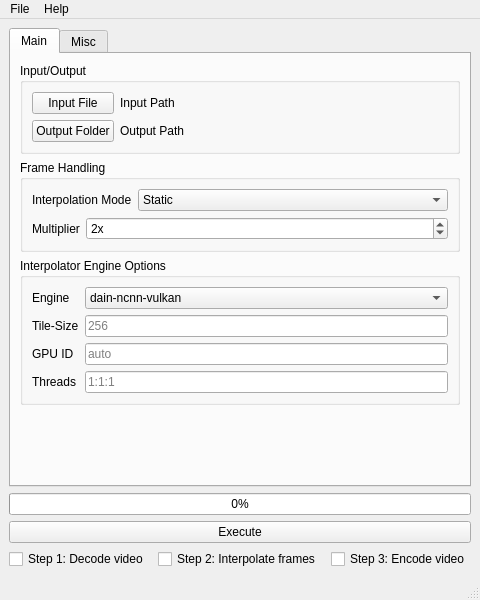
This is src/gui_layout.ui in Mar2ck/DAIN-Vulkan-GUI as Qt 5 draws it before an edit. The edited form follows.
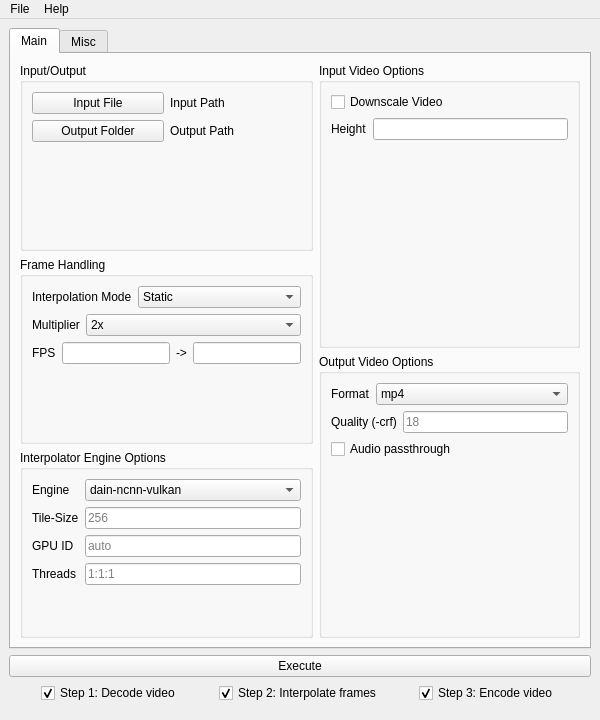
This is the edited form.

What changed in the file:
```diff
--- a/src/gui_layout.ui
+++ b/src/gui_layout.ui
@@ -6,8 +6,8 @@
    <rect>
     <x>0</x>
     <y>0</y>
-    <width>480</width>
-    <height>600</height>
+    <width>600</width>
+    <height>720</height>
    </rect>
   </property>
   <property name="windowTitle">
@@ -24,15 +24,11 @@
        <attribute name="title">
         <string>Main</string>
        </attribute>
-       <layout class="QVBoxLayout" name="verticalLayout_2">
+       <layout class="QGridLayout" name="gridLayout_2">
+        <item row="1" column="0">
+         <layout class="QVBoxLayout" name="tabMainLeft">
         <item>
          <widget class="QGroupBox" name="fileOptions">
-          <property name="sizePolicy">
-           <sizepolicy hsizetype="Preferred" vsizetype="Maximum">
-            <horstretch>0</horstretch>
-            <verstretch>0</verstretch>
-           </sizepolicy>
-          </property>
           <property name="title">
            <string>Input/Output</string>
           </property>
@@ -40,7 +36,7 @@
            <item row="1" column="0">
             <widget class="QPushButton" name="outputFileButton">
              <property name="sizePolicy">
-              <sizepolicy hsizetype="Minimum" vsizetype="Preferred">
+                <sizepolicy hsizetype="Minimum" vsizetype="Fixed">
                <horstretch>0</horstretch>
                <verstretch>0</verstretch>
               </sizepolicy>
@@ -50,16 +46,10 @@
              </property>
             </widget>
            </item>
-           <item row="1" column="1">
-            <widget class="QLabel" name="outputFileLabel">
-             <property name="sizePolicy">
-              <sizepolicy hsizetype="MinimumExpanding" vsizetype="Preferred">
-               <horstretch>0</horstretch>
-               <verstretch>0</verstretch>
-              </sizepolicy>
-             </property>
+             <item row="0" column="1">
+              <widget class="QLabel" name="inputFileLabel">
              <property name="text">
-              <string>Output Path</string>
+                <string>Input Path</string>
              </property>
              <property name="wordWrap">
               <bool>true</bool>
@@ -69,7 +59,7 @@
            <item row="0" column="0">
             <widget class="QPushButton" name="inputFileButton">
              <property name="sizePolicy">
-              <sizepolicy hsizetype="Minimum" vsizetype="Preferred">
+                <sizepolicy hsizetype="Minimum" vsizetype="Fixed">
                <horstretch>0</horstretch>
                <verstretch>0</verstretch>
               </sizepolicy>
@@ -85,38 +75,105 @@
              </property>
             </widget>
            </item>
-           <item row="0" column="1">
-            <widget class="QLabel" name="inputFileLabel">
-             <property name="sizePolicy">
-              <sizepolicy hsizetype="MinimumExpanding" vsizetype="Preferred">
-               <horstretch>0</horstretch>
-               <verstretch>0</verstretch>
-              </sizepolicy>
-             </property>
+             <item row="1" column="1">
+              <widget class="QLabel" name="outputFileLabel">
              <property name="text">
-              <string>Input Path</string>
+                <string>Output Path</string>
              </property>
              <property name="wordWrap">
               <bool>true</bool>
              </property>
             </widget>
            </item>
+             <item row="2" column="0">
+              <spacer name="fileOptionsVerticalSpacer">
+               <property name="orientation">
+                <enum>Qt::Vertical</enum>
+               </property>
+               <property name="sizeHint" stdset="0">
+                <size>
+                 <width>20</width>
+                 <height>40</height>
+                </size>
+               </property>
+              </spacer>
+             </item>
           </layout>
          </widget>
         </item>
         <item>
          <widget class="QGroupBox" name="frameOptions">
-          <property name="sizePolicy">
-           <sizepolicy hsizetype="Preferred" vsizetype="Maximum">
-            <horstretch>0</horstretch>
-            <verstretch>0</verstretch>
-           </sizepolicy>
-          </property>
           <property name="title">
            <string>Frame Handling</string>
           </property>
           <layout class="QGridLayout" name="gridLayout">
-           <item row="0" column="0">
+             <item row="4" column="0">
+              <layout class="QHBoxLayout" name="interpolationMultiplier">
+               <item>
+                <widget class="QLabel" name="interpolationMultiplierLabel">
+                 <property name="sizePolicy">
+                  <sizepolicy hsizetype="Maximum" vsizetype="Preferred">
+                   <horstretch>0</horstretch>
+                   <verstretch>0</verstretch>
+                  </sizepolicy>
+                 </property>
+                 <property name="text">
+                  <string>Multiplier</string>
+                 </property>
+                </widget>
+               </item>
+               <item>
+                <widget class="QComboBox" name="comboBox">
+                 <item>
+                  <property name="text">
+                   <string>2x</string>
+                  </property>
+                 </item>
+                 <item>
+                  <property name="text">
+                   <string>4x</string>
+                  </property>
+                 </item>
+                </widget>
+               </item>
+              </layout>
+             </item>
+             <item row="5" column="0">
+              <layout class="QHBoxLayout" name="interpolateFPS">
+               <item>
+                <widget class="QLabel" name="interpolateFPSLabel">
+                 <property name="text">
+                  <string>FPS</string>
+                 </property>
+                </widget>
+               </item>
+               <item>
+                <widget class="QLineEdit" name="interpolateFPSInputLineEdit">
+                 <property name="readOnly">
+                  <bool>true</bool>
+                 </property>
+                </widget>
+               </item>
+               <item>
+                <widget class="QLabel" name="interpolateFPSArrowLabel">
+                 <property name="text">
+                  <string>-&gt;</string>
+                 </property>
+                </widget>
+               </item>
+               <item>
+                <widget class="QLineEdit" name="interpolateFPSOutpuLineEdit">
+                 <property name="enabled">
+                  <bool>true</bool>
+                 </property>
+                 <property name="readOnly">
+                  <bool>true</bool>
+                 </property>
+                </widget>
+               </item>
+              </layout>
+             </item>
+             <item row="1" column="0">
             <layout class="QHBoxLayout" name="interpolateMode">
              <item>
               <widget class="QLabel" name="interpolateModeLabel">
@@ -134,7 +191,7 @@
              <item>
               <widget class="QComboBox" name="interpolateModeComboBox">
                <property name="sizePolicy">
-                <sizepolicy hsizetype="Preferred" vsizetype="Preferred">
+                  <sizepolicy hsizetype="Preferred" vsizetype="Fixed">
                  <horstretch>0</horstretch>
                  <verstretch>0</verstretch>
                 </sizepolicy>
@@ -153,38 +210,18 @@
              </item>
             </layout>
            </item>
-           <item row="3" column="0">
-            <layout class="QHBoxLayout" name="interpolationMultiplier">
-             <item>
-              <widget class="QLabel" name="interpolationMultiplierLabel">
-               <property name="sizePolicy">
-                <sizepolicy hsizetype="Maximum" vsizetype="Preferred">
-                 <horstretch>0</horstretch>
-                 <verstretch>0</verstretch>
-                </sizepolicy>
+             <item row="6" column="0">
+              <spacer name="frameOptionsVerticalSpacer">
+               <property name="orientation">
+                <enum>Qt::Vertical</enum>
                </property>
-               <property name="text">
-                <string>Multiplier</string>
+               <property name="sizeHint" stdset="0">
+                <size>
+                 <width>20</width>
+                 <height>40</height>
+                </size>
                </property>
-              </widget>
-             </item>
-             <item>
-              <widget class="QSpinBox" name="interpolationMultiplierSpinBox">
-               <property name="suffix">
-                <string>x</string>
-               </property>
-               <property name="minimum">
-                <number>1</number>
-               </property>
-               <property name="maximum">
-                <number>16</number>
-               </property>
-               <property name="value">
-                <number>2</number>
-               </property>
-              </widget>
-             </item>
-            </layout>
+              </spacer>
            </item>
           </layout>
          </widget>
@@ -201,14 +238,21 @@
            <string>Interpolator Engine Options</string>
           </property>
           <layout class="QGridLayout" name="gridLayout_4">
-           <item row="4" column="1">
-            <widget class="QLineEdit" name="gpuIdLineEdit">
-             <property name="placeholderText">
-              <string>auto</string>
-             </property>
-            </widget>
-           </item>
            <item row="1" column="0">
+              <widget class="QLabel" name="engineLabel">
+               <property name="text">
+                <string>Engine</string>
+               </property>
+              </widget>
+             </item>
+             <item row="5" column="0">
+              <widget class="QLabel" name="gpuIdLabel">
+               <property name="text">
+                <string>GPU ID</string>
+               </property>
+              </widget>
+             </item>
+             <item row="2" column="0">
             <widget class="QLabel" name="tileSizeLabel">
              <property name="text">
               <string>Tile-Size</string>
@@ -216,65 +260,181 @@
             </widget>
            </item>
            <item row="1" column="1">
+              <widget class="QComboBox" name="engineComboBox">
+               <item>
+                <property name="text">
+                 <string>dain-ncnn-vulkan</string>
+                </property>
+               </item>
+               <item>
+                <property name="text">
+                 <string>cain-ncnn-vulkan</string>
+                </property>
+               </item>
+              </widget>
+             </item>
+             <item row="7" column="0">
+              <widget class="QLabel" name="threadsLabel">
+               <property name="text">
+                <string>Threads</string>
+               </property>
+              </widget>
+             </item>
+             <item row="2" column="1">
             <widget class="QLineEdit" name="tileSizeLineEdit">
              <property name="placeholderText">
               <string>256</string>
              </property>
             </widget>
            </item>
-           <item row="6" column="1">
+             <item row="7" column="1">
             <widget class="QLineEdit" name="threadsLineEdit">
              <property name="placeholderText">
               <string>1:1:1</string>
              </property>
             </widget>
            </item>
-           <item row="4" column="0">
-            <widget class="QLabel" name="gpuIdLabel">
-             <property name="text">
-              <string>GPU ID</string>
+             <item row="5" column="1">
+              <widget class="QLineEdit" name="gpuIdLineEdit">
+               <property name="placeholderText">
+                <string>auto</string>
              </property>
             </widget>
            </item>
-           <item row="6" column="0">
-            <widget class="QLabel" name="threadsLabel">
+             <item row="8" column="0">
+              <spacer name="interpolatorOptionsVerticalSpacer">
+               <property name="orientation">
+                <enum>Qt::Vertical</enum>
+               </property>
+               <property name="sizeHint" stdset="0">
+                <size>
+                 <width>20</width>
+                 <height>40</height>
+                </size>
+               </property>
+              </spacer>
+             </item>
+            </layout>
+           </widget>
+          </item>
+         </layout>
+        </item>
+        <item row="1" column="6">
+         <layout class="QVBoxLayout" name="tabMainRight">
+          <item>
+           <widget class="QGroupBox" name="videoInputOptions">
+            <property name="title">
+             <string>Input Video Options</string>
+            </property>
+            <layout class="QGridLayout" name="gridLayout_6">
+             <item row="1" column="0">
+              <layout class="QHBoxLayout" name="videoInputOptionsDownscaleHorizontalLayout">
+               <item>
+                <widget class="QLabel" name="videoInputOptionsDownscaleLabel">
              <property name="text">
-              <string>Threads</string>
-             </property>
-            </widget>
+                  <string>Height</string>
+                 </property>
+                </widget>
+               </item>
+               <item>
+                <widget class="QLineEdit" name="videoInputOptionsDownscaleLineEdit"/>
+               </item>
+              </layout>
            </item>
            <item row="0" column="0">
-            <widget class="QLabel" name="engineLabel">
+              <widget class="QCheckBox" name="videoInputOptionsDownscaleCheckBox">
              <property name="text">
-              <string>Engine</string>
+                <string>Downscale Video</string>
              </property>
             </widget>
            </item>
+             <item row="2" column="0">
+              <spacer name="videoInputOptionsVerticalSpacer">
+               <property name="orientation">
+                <enum>Qt::Vertical</enum>
+               </property>
+               <property name="sizeHint" stdset="0">
+                <size>
+                 <width>20</width>
+                 <height>40</height>
+                </size>
+               </property>
+              </spacer>
+             </item>
+            </layout>
+           </widget>
+          </item>
+          <item>
+           <widget class="QGroupBox" name="videoOutputOptions">
+            <property name="title">
+             <string>Output Video Options</string>
+            </property>
+            <layout class="QGridLayout" name="gridLayout_5">
            <item row="0" column="1">
-            <widget class="QComboBox" name="engineComboBox">
+              <layout class="QHBoxLayout" name="videoOutputFormatHorizontalLayout">
              <item>
+                <widget class="QLabel" name="videoOutputFormatLabel">
               <property name="text">
-               <string>dain-ncnn-vulkan</string>
-              </property>
+                  <string>Format</string>
+                 </property>
+                </widget>
              </item>
              <item>
+                <widget class="QComboBox" name="videoOutputFormatComboBox">
+                 <property name="sizePolicy">
+                  <sizepolicy hsizetype="Expanding" vsizetype="Fixed">
+                   <horstretch>0</horstretch>
+                   <verstretch>0</verstretch>
+                  </sizepolicy>
+                 </property>
+                 <item>
               <property name="text">
-               <string>cain-ncnn-vulkan</string>
-              </property>
-             </item>
+                   <string>mp4</string>
+                  </property>
+                 </item>
+                 <item>
+                  <property name="text">
+                   <string>webm</string>
+                  </property>
+                 </item>
+                 <item>
+                  <property name="text">
+                   <string>mkv</string>
+                  </property>
+                 </item>
             </widget>
            </item>
           </layout>
+             </item>
+             <item row="3" column="1">
+              <layout class="QHBoxLayout" name="horizontalLayout_2">
+               <item>
+                <widget class="QLabel" name="label_2">
+                 <property name="text">
+                  <string>Quality (-crf)</string>
+                 </property>
          </widget>
         </item>
         <item>
-         <spacer name="verticalSpacer">
+                <widget class="QLineEdit" name="lineEdit_2">
+                 <property name="toolTip">
+                  <string>Lower value = better quality</string>
+                 </property>
+                 <property name="text">
+                  <string/>
+                 </property>
+                 <property name="placeholderText">
+                  <string>18</string>
+                 </property>
+                </widget>
+               </item>
+              </layout>
+             </item>
+             <item row="5" column="1">
+              <spacer name="videoOutputOptionsVerticalSpacer">
           <property name="orientation">
            <enum>Qt::Vertical</enum>
           </property>
-          <property name="sizeType">
-           <enum>QSizePolicy::MinimumExpanding</enum>
-          </property>
           <property name="sizeHint" stdset="0">
            <size>
             <width>20</width>
@@ -282,6 +442,18 @@
            </size>
           </property>
          </spacer>
+             </item>
+             <item row="4" column="1">
+              <widget class="QCheckBox" name="videoOutputOptionsAudioPassthroughCheckBox">
+               <property name="text">
+                <string>Audio passthrough</string>
+               </property>
+              </widget>
+             </item>
+            </layout>
+           </widget>
+          </item>
+         </layout>
         </item>
        </layout>
       </widget>
@@ -292,13 +464,6 @@
       </widget>
      </widget>
     </item>
-    <item>
-     <widget class="QProgressBar" name="progressBar">
-      <property name="value">
-       <number>0</number>
-      </property>
-     </widget>
-    </item>
     <item>
      <widget class="QPushButton" name="executeButton">
       <property name="sizePolicy">
@@ -314,21 +479,40 @@
     </item>
     <item>
      <layout class="QHBoxLayout" name="stepSelection">
+      <item>
+       <spacer name="stepHorizontalSpacer_1">
+        <property name="orientation">
+         <enum>Qt::Horizontal</enum>
+        </property>
+        <property name="sizeType">
+         <enum>QSizePolicy::MinimumExpanding</enum>
+        </property>
+        <property name="sizeHint" stdset="0">
+         <size>
+          <width>8</width>
+          <height>20</height>
+         </size>
+        </property>
+       </spacer>
+      </item>
       <item>
        <widget class="QCheckBox" name="stepSelection1CheckBox">
         <property name="text">
          <string>Step 1: Decode video</string>
         </property>
+        <property name="checked">
+         <bool>true</bool>
+        </property>
        </widget>
       </item>
       <item>
-       <spacer name="horizontalSpacer">
+       <spacer name="stepHorizontalSpacer_2">
         <property name="orientation">
          <enum>Qt::Horizontal</enum>
         </property>
         <property name="sizeHint" stdset="0">
          <size>
-          <width>40</width>
+          <width>8</width>
           <height>20</height>
          </size>
         </property>
@@ -339,16 +523,19 @@
         <property name="text">
          <string>Step 2: Interpolate frames</string>
         </property>
+        <property name="checked">
+         <bool>true</bool>
+        </property>
        </widget>
       </item>
       <item>
-       <spacer name="horizontalSpacer_2">
+       <spacer name="stepHorizontalSpacer_3">
         <property name="orientation">
          <enum>Qt::Horizontal</enum>
         </property>
         <property name="sizeHint" stdset="0">
          <size>
-          <width>40</width>
+          <width>8</width>
           <height>20</height>
          </size>
         </property>
@@ -359,10 +546,45 @@
         <property name="text">
          <string>Step 3: Encode video</string>
         </property>
+        <property name="checked">
+         <bool>true</bool>
+        </property>
        </widget>
       </item>
+      <item>
+       <spacer name="stepHorizontalSpacer_4">
+        <property name="orientation">
+         <enum>Qt::Horizontal</enum>
+        </property>
+        <property name="sizeType">
+         <enum>QSizePolicy::MinimumExpanding</enum>
+        </property>
+        <property name="sizeHint" stdset="0">
+         <size>
+          <width>8</width>
+          <height>20</height>
+         </size>
+        </property>
+       </spacer>
+      </item>
      </layout>
     </item>
+    <item>
+     <spacer name="bottomVerticalSpacer">
+      <property name="orientation">
+       <enum>Qt::Vertical</enum>
+      </property>
+      <property name="sizeType">
+       <enum>QSizePolicy::Fixed</enum>
+      </property>
+      <property name="sizeHint" stdset="0">
+       <size>
+        <width>20</width>
+        <height>8</height>
+       </size>
+      </property>
+     </spacer>
+    </item>
    </layout>
   </widget>
   <widget class="QMenuBar" name="menubar">
@@ -370,8 +592,8 @@
     <rect>
      <x>0</x>
      <y>0</y>
-     <width>480</width>
-     <height>21</height>
+     <width>600</width>
+     <height>27</height>
     </rect>
    </property>
    <widget class="QMenu" name="menuFile">
@@ -389,7 +611,6 @@
    <addaction name="menuFile"/>
    <addaction name="menuHelp"/>
   </widget>
-  <widget class="QStatusBar" name="statusbar"/>
   <action name="actionVersion">
    <property name="text">
     <string>About</string>
```
Lines whose indentation alone changed are shown as unchanged.
